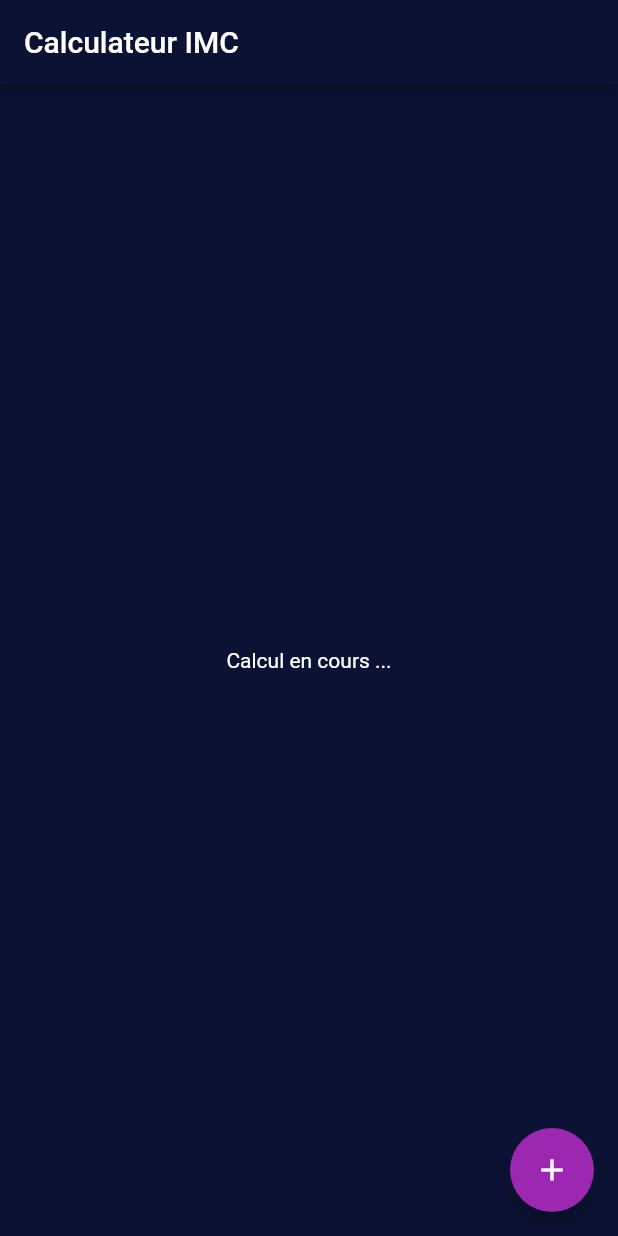
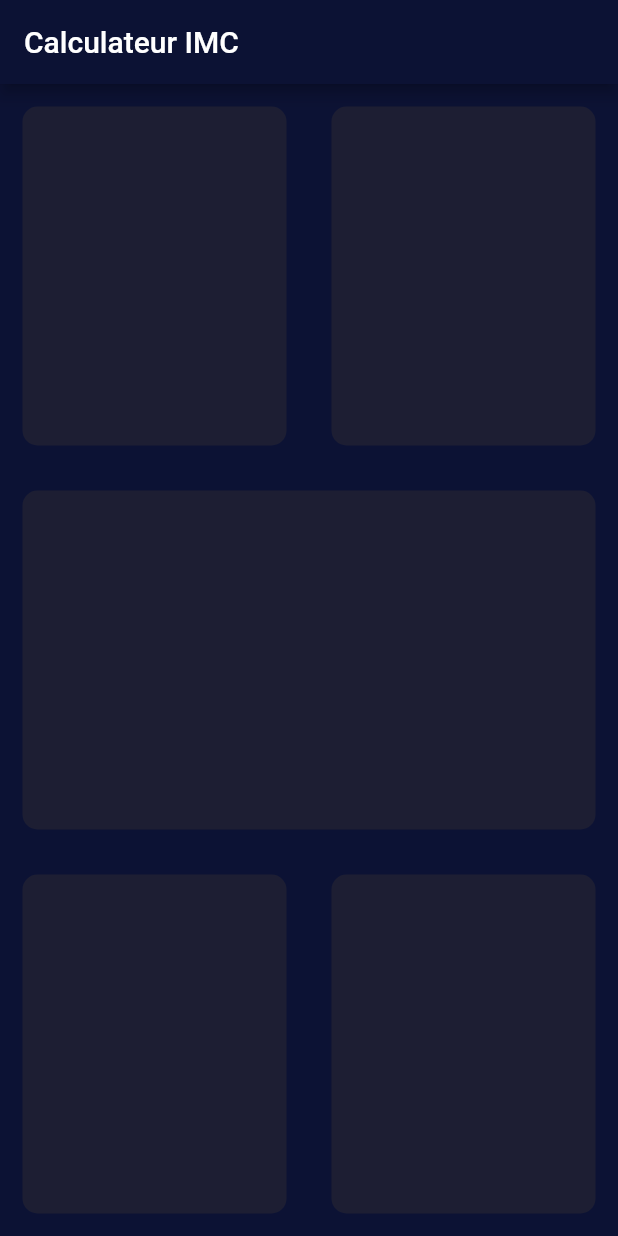
Before and after one commit to imaho-ivou/healthy, a Flutter app: the screen it shows after launch, on a phone screen of 412 x 824 dp. Run offline on Flutter 3.47's test engine with Material 2 defaults, Android fonts, the phone set to English and light mode, and no system bars.

Commit message:
expanded

```diff
--- a/lib/main.dart
+++ b/lib/main.dart
@@ -42,13 +42,62 @@ class _InputPageState extends State<InputPage> {
       appBar: AppBar(
         title: Text(widget.title),
       ),
-      body: Center(
-        child: Text('Calcul en cours ...'),
-      ),
-      floatingActionButton: FloatingActionButton(
-        onPressed: () {},
-        tooltip: 'Increment',
-        child: const Icon(Icons.add),
+      body: Column(
+        crossAxisAlignment: CrossAxisAlignment.stretch,
+        children: [
+          Expanded(
+            child: Row(
+              children: [
+                Expanded(
+                  child: Container(
+                    margin: EdgeInsets.all(15),
+                    decoration: BoxDecoration(
+                        borderRadius: BorderRadiusDirectional.circular(10.0),
+                        color: Color(0xFF1D1E33)),
+                  ),
+                ),
+                Expanded(
+                  child: Container(
+                    margin: EdgeInsets.all(15),
+                    decoration: BoxDecoration(
+                        borderRadius: BorderRadiusDirectional.circular(10.0),
+                        color: Color(0xFF1D1E33)),
+                  ),
+                ),
+              ],
+            ),
+          ),
+          Expanded(
+            child: Container(
+              margin: EdgeInsets.all(15),
+              decoration: BoxDecoration(
+                  borderRadius: BorderRadiusDirectional.circular(10.0),
+                  color: Color(0xFF1D1E33)),
+            ),
+          ),
+          Expanded(
+            child: Row(
+              children: [
+                Expanded(
+                  child: Container(
+                    margin: EdgeInsets.all(15),
+                    decoration: BoxDecoration(
+                        borderRadius: BorderRadiusDirectional.circular(10.0),
+                        color: Color(0xFF1D1E33)),
+                  ),
+                ),
+                Expanded(
+                  child: Container(
+                    margin: EdgeInsets.all(15),
+                    decoration: BoxDecoration(
+                        borderRadius: BorderRadiusDirectional.circular(10.0),
+                        color: Color(0xFF1D1E33)),
+                  ),
+                ),
+              ],
+            ),
+          ),
+        ],
       ),
     );
   }
```
